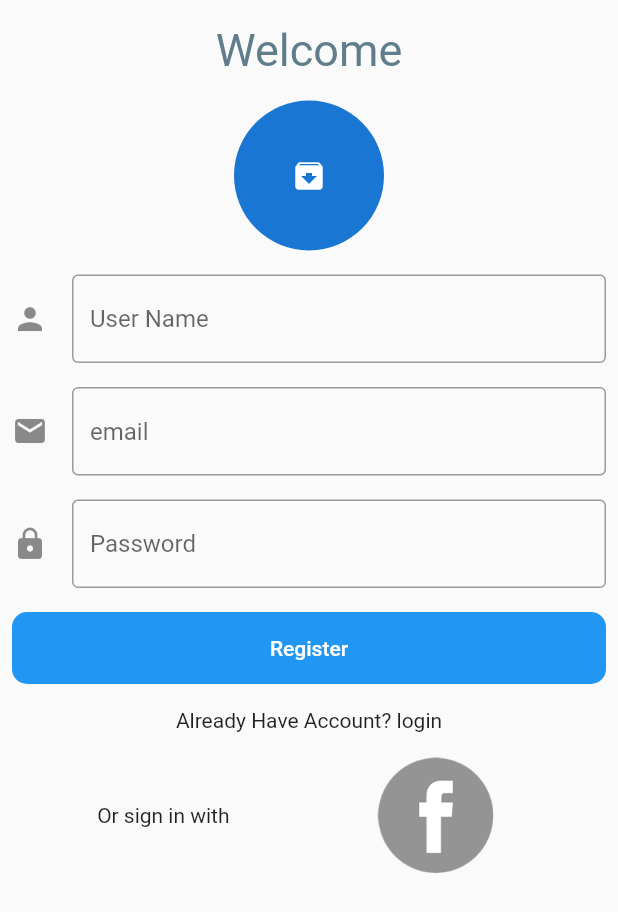
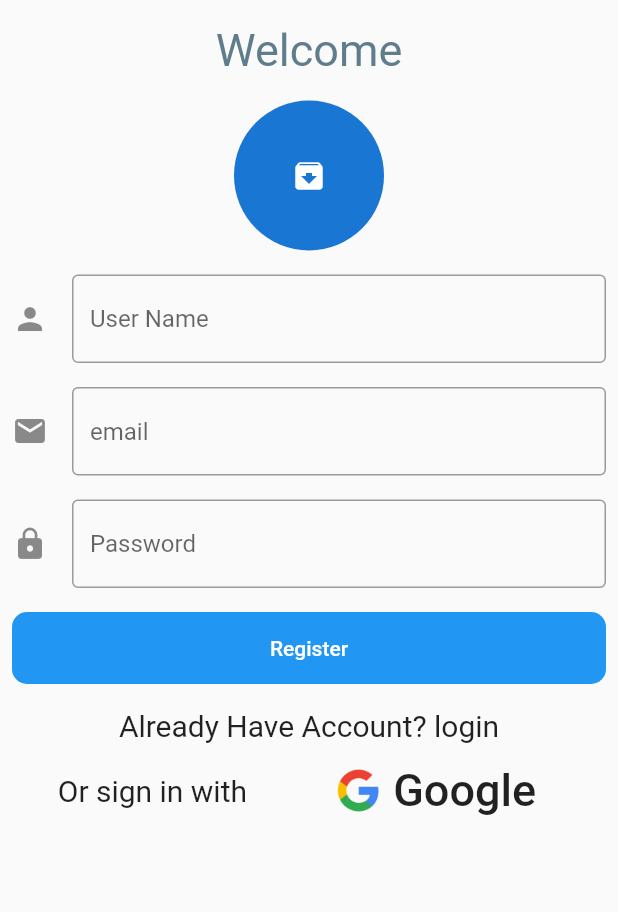
Before and after one commit to AhmedSalemgitHub/park_bark, a Flutter app: the SignUpProvider screen opened directly, on a phone screen of 412 x 824 dp. Shown: the top 912 px of the screen. Run offline on Flutter 3.47's test engine with Material 2 defaults, Android fonts, the light colour scheme and no system bars; our stand-ins replace cached_network_image, cloud_firestore, firebase_auth, fluttertoast, google_sign_in; accounts and stored records are empty.

Commit message:
beta Version 1

```diff
--- a/lib/pages/SignUpProvider.dart
+++ b/lib/pages/SignUpProvider.dart
@@ -155,6 +155,7 @@ class _SignUpProviderState extends State<SignUpProvider> {
                   child: InkWell(
                     child: Text(
                       "Already Have Account? login",
+                      style: TextStyle(fontSize: 20),
                       textAlign: TextAlign.center,
                     ),
                     onTap: () {
@@ -167,21 +168,28 @@ class _SignUpProviderState extends State<SignUpProvider> {
                 Row(
                   mainAxisAlignment: MainAxisAlignment.spaceEvenly,
                   children: <Widget>[
-                    Padding(
-                        padding: EdgeInsets.fromLTRB(14, 8, 14, 8),
-                        child: Text("Or sign in with ")),
-                    Padding(
-                      padding: EdgeInsets.fromLTRB(14, 8, 14, 8),
-                      child: MaterialButton(
+                    Text(
+                      "Or sign in with ",
+                      style: TextStyle(fontSize: 20),
+                    ),
+                    MaterialButton(
                       onPressed: () async {
                         _user.signInGoogle().whenComplete(() {
                           replaceScreen(context, LandingPage());
                         });
                       },
-                        child: Image.asset(
-                          "images/fb.png",
-                          width: 80,
+                      child: Row(
+                        children: <Widget>[
+                          Image.asset(
+                            "images/google.png",
+                            width: 30,
                           ),
+                          SizedBox(width: 8,),
+                          Text(
+                            "Google",
+                            style: TextStyle(fontSize: 30),
+                          ),
+                        ],
                       ),
                     ),
                   ],
--- a/lib/pages/loginWithProvider.dart
+++ b/lib/pages/loginWithProvider.dart
@@ -1,6 +1,5 @@
 import 'package:flutter/material.dart';
 import 'package:park_bark/Provider/userProvider.dart';
-import 'package:park_bark/Services/firestore_service.dart';
 import 'package:park_bark/custom_widgets/Commons.dart';
 import 'package:park_bark/pages/SignUpProvider.dart';
 import 'package:provider/provider.dart';
@@ -143,8 +142,8 @@ class _LogInState extends State<LogIn> {
                                     });
                                   },
                                   child: Image.asset(
-                                    "images/fb.png",
-                                    width: 80,
+                                    "images/google.png",
+                                    width: 50,
                                   ),
                                 ),
                               ),
--- a/pubspec.yaml
+++ b/pubspec.yaml
@@ -34,6 +34,7 @@ dependencies:
   provider: ^4.0.4
   connectivity: ^0.4.8+2
   uuid: ^2.0.4
+  cached_network_image: ^2.1.0+1
 
 dev_dependencies:
   flutter_test:
@@ -64,6 +65,7 @@ flutter:
      - images/m2.jpg
      - images/fb.png
      - images/fp.jpg
+     - images/google.png
      - images/IMG_1266.JPG
      - images/cats/accessories.png
      - images/cats/dress.png
```
Also changed, not shown: lib/pages/HomePage.dart (+11 -4 lines), lib/pages/ProductDetails.dart (+104 -104 lines), images/google.png (added), pubspec.lock. Lines whose indentation alone changed are shown as unchanged.
